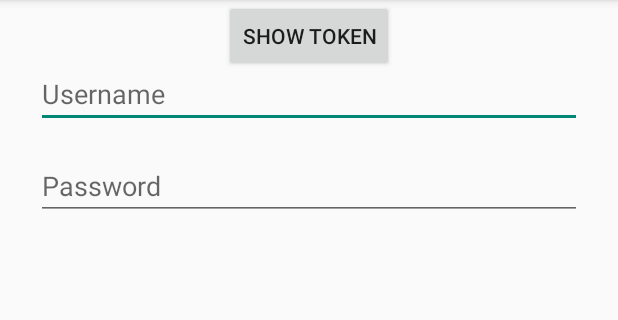
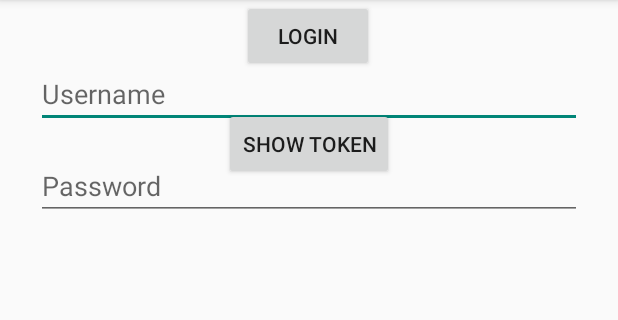
Before and after one commit to natashaval/Android-Clockio, an Android app: the Login2Activity screen opened directly, with no data from a screen before it, on a phone screen of 412 x 824 dp, the part 84-404 px from its top. Run offline under Robolectric (Android 15) with nearby library versions, the phone set to English and light mode, and no system bars; our stand-ins replace data binding.

Commit message:
Login with bearer token
how to change Retrofit Interceptor basic to Bearer Token?

```diff
--- a/Clockio/app/build.gradle
+++ b/Clockio/app/build.gradle
@@ -1,4 +1,7 @@
 apply plugin: 'com.android.application'
+
+apply plugin: 'kotlin-android'
+apply plugin: 'kotlin-android-extensions'
 
 android {
     compileSdkVersion 29
@@ -19,6 +22,9 @@ android {
             minifyEnabled false
             proguardFiles getDefaultProguardFile('proguard-android-optimize.txt'), 'proguard-rules.pro'
         }
+    }
+    androidExtensions {
+        experimental = true
     }
 }
 
--- a/Clockio/app/src/main/AndroidManifest.xml
+++ b/Clockio/app/src/main/AndroidManifest.xml
@@ -11,7 +11,8 @@
         android:roundIcon="@mipmap/ic_launcher_round"
         android:supportsRtl="true"
         android:theme="@style/AppTheme">
-        <activity android:name=".Login2Activity"></activity>
+        <activity android:name=".ProfileActivity"></activity>
+        <activity android:name=".Login2Activity" />
         <activity
             android:name=".ui.login.LoginActivity"
             android:label="@string/title_activity_login" />
--- a/Clockio/app/src/main/java/com/natasha/clockio/Login2Activity.java
+++ b/Clockio/app/src/main/java/com/natasha/clockio/Login2Activity.java
@@ -8,6 +8,7 @@ import androidx.lifecycle.ViewModel;
 import androidx.lifecycle.ViewModelProviders;
 
 import android.content.Context;
+import android.content.Intent;
 import android.content.SharedPreferences;
 import android.os.Bundle;
 import android.preference.PreferenceManager;
@@ -26,6 +27,7 @@ public class Login2Activity extends AppCompatActivity implements AuthListener {
 
     public ProgressBar progressBar;
     public SharedPreferences preferences;
+    private static Context context;
 
     @Override
     protected void onCreate(Bundle savedInstanceState) {
@@ -36,6 +38,7 @@ public class Login2Activity extends AppCompatActivity implements AuthListener {
         binding.setViewModel(viewModel);
 
         viewModel.authListener = this;
+        context = getApplicationContext();
         findViews();
         preferences = getSharedPreferences("Token", Context.MODE_PRIVATE);
     }
@@ -64,6 +67,9 @@ public class Login2Activity extends AppCompatActivity implements AuthListener {
                 editor.putString("access_token", token.getAccessToken());
                 editor.putString("refresh_token", token.getRefreshToken());
                 editor.apply();
+
+                Intent intent = new Intent(context, ProfileActivity.class);
+                startActivity(intent);
             }
         });
     }
--- a/Clockio/app/src/main/java/com/natasha/clockio/service/LoginService.java
+++ b/Clockio/app/src/main/java/com/natasha/clockio/service/LoginService.java
@@ -2,6 +2,7 @@ package com.natasha.clockio.service;
 
 import com.natasha.clockio.data.model.AccessToken;
 import com.natasha.clockio.model.Test;
+import com.natasha.clockio.model.User;
 
 import retrofit2.Call;
 import retrofit2.http.Field;
@@ -30,4 +31,7 @@ public interface LoginService {
             @Field("refresh_token") String refreshToken,
             @Field("grant_type") String grant
     );
+
+    @GET("/api/profile")
+    Call<User> getProfile();
 }
--- a/Clockio/app/src/main/res/layout/activity_login2.xml
+++ b/Clockio/app/src/main/res/layout/activity_login2.xml
@@ -1,10 +1,11 @@
 <?xml version="1.0" encoding="utf-8"?>
-<layout
-    xmlns:android="http://schemas.android.com/apk/res/android"
+<layout xmlns:android="http://schemas.android.com/apk/res/android"
     xmlns:app="http://schemas.android.com/apk/res-auto"
-    xmlns:tools="http://schemas.android.com/tools">
+    xmlns:tools="http://schemas.android.com/tools"
+    android:id="@+id/layout">
 
     <data>
+
         <variable
             name="viewModel"
             type="com.natasha.clockio.ui.AuthViewModel" />
@@ -58,13 +59,12 @@
             android:layout_gravity="start"
             android:layout_marginStart="48dp"
             android:layout_marginEnd="48dp"
-            android:layout_marginBottom="8dp"
             android:onClick="@{viewModel::onLoginButtonClick}"
             android:text="@string/action_sign_in_short"
-            app:layout_constraintBottom_toTopOf="@+id/button"
             app:layout_constraintEnd_toEndOf="parent"
             app:layout_constraintHorizontal_bias="0.497"
-            app:layout_constraintStart_toStartOf="parent" />
+            app:layout_constraintStart_toStartOf="parent"
+            tools:layout_editor_absoluteY="232dp" />
 
         <ProgressBar
             android:id="@+id/pb_loading"
@@ -85,42 +85,24 @@
             android:layout_width="wrap_content"
             android:layout_height="wrap_content"
             android:layout_marginStart="8dp"
+            android:layout_marginTop="80dp"
             android:layout_marginEnd="8dp"
             android:onClick="@{viewModel::onToken}"
             android:text="Show Token"
             app:layout_constraintEnd_toEndOf="parent"
             app:layout_constraintStart_toStartOf="parent"
-            tools:layout_editor_absoluteY="292dp" />
+            app:layout_constraintTop_toBottomOf="@+id/pb_loading" />
 
-        <ScrollView
-            android:layout_width="390dp"
-            android:layout_height="257dp"
-            android:layout_marginStart="8dp"
+        <TextView
+            android:id="@+id/textView"
+            android:layout_width="wrap_content"
+            android:layout_height="wrap_content"
+            android:layout_marginStart="4dp"
             android:layout_marginTop="8dp"
-            android:layout_marginEnd="8dp"
-            android:layout_marginBottom="8dp"
-            app:layout_constraintBottom_toBottomOf="parent"
-            app:layout_constraintEnd_toEndOf="parent"
-            app:layout_constraintHorizontal_bias="0.0"
+            android:text="@={viewModel.token}"
             app:layout_constraintStart_toStartOf="parent"
-            app:layout_constraintTop_toBottomOf="@+id/button">
-
-            <LinearLayout
-                android:layout_width="match_parent"
-                android:layout_height="wrap_content"
-                android:orientation="vertical">
-
-                <TextView
-                    android:id="@+id/textView"
-                    android:layout_width="wrap_content"
-                    android:layout_height="wrap_content"
-                    android:text="@={viewModel.token}"
-                    tools:hint="Access Token show"
-                    tools:layout_editor_absoluteX="176dp"
-                    tools:layout_editor_absoluteY="505dp" />
-
-            </LinearLayout>
-        </ScrollView>
+            app:layout_constraintTop_toBottomOf="@+id/button"
+            tools:hint="Access Token show" />
 
     </androidx.constraintlayout.widget.ConstraintLayout>
 </layout>
--- a/Clockio/build.gradle
+++ b/Clockio/build.gradle
@@ -1,6 +1,7 @@
 // Top-level build file where you can add configuration options common to all sub-projects/modules.
 
 buildscript {
+    ext.kotlin_version = '1.3.41'
     repositories {
         google()
         jcenter()
@@ -8,7 +9,7 @@ buildscript {
     }
     dependencies {
         classpath 'com.android.tools.build:gradle:3.4.0-rc03'
-
+        classpath "org.jetbrains.kotlin:kotlin-gradle-plugin:$kotlin_version"
         // NOTE: Do not place your application dependencies here; they belong
         // in the individual module build.gradle files
     }
```
Also changed, not shown: Clockio/app/src/main/java/com/natasha/clockio/ProfileActivity.java (added, +48 -0 lines), Clockio/app/src/main/java/com/natasha/clockio/data/repository/UserRepository.java (+26 -0 lines), Clockio/app/src/main/java/com/natasha/clockio/model/Role.kt (added, +15 -0 lines), Clockio/app/src/main/java/com/natasha/clockio/model/User.java (deleted, +0 -9 lines), Clockio/app/src/main/java/com/natasha/clockio/model/User.kt (added, +17 -0 lines), Clockio/app/src/main/java/com/natasha/clockio/ui/AuthViewModel.java (+2 -5 lines), Clockio/app/src/main/java/com/natasha/clockio/ui/ProfileViewModel.java (added, +35 -0 lines), Clockio/app/src/main/java/com/natasha/clockio/utils/RetrofitGenerator.java (+23 -0 lines), Clockio/app/src/main/res/layout/activity_profile.xml (added, +19 -0 lines).
